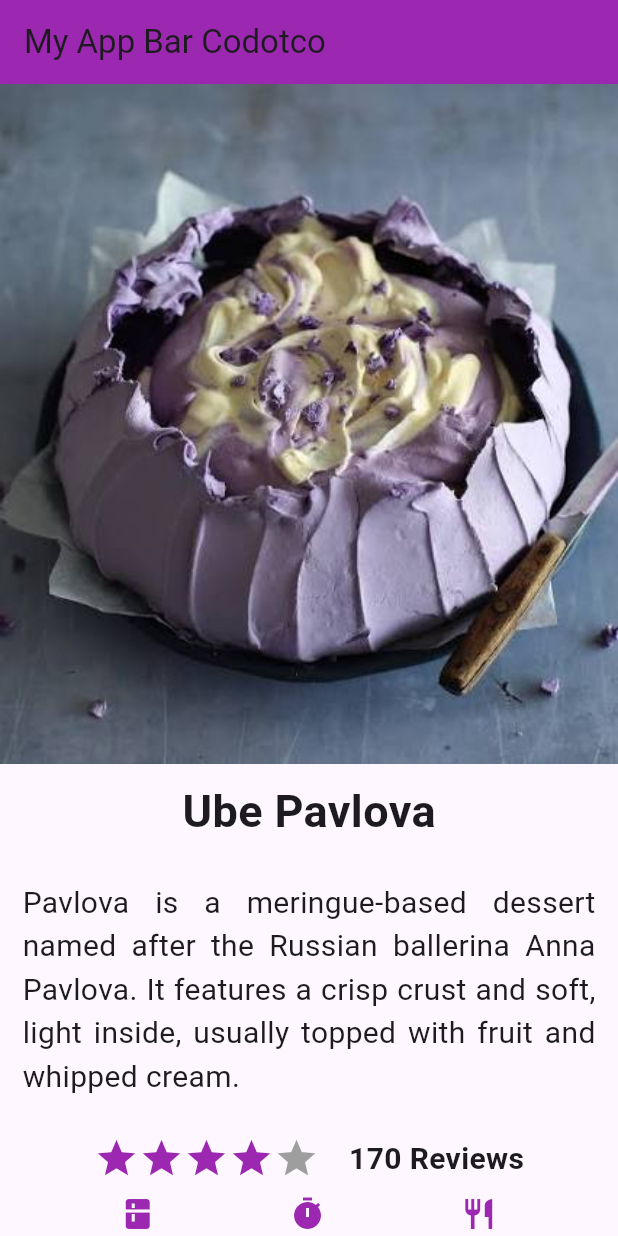
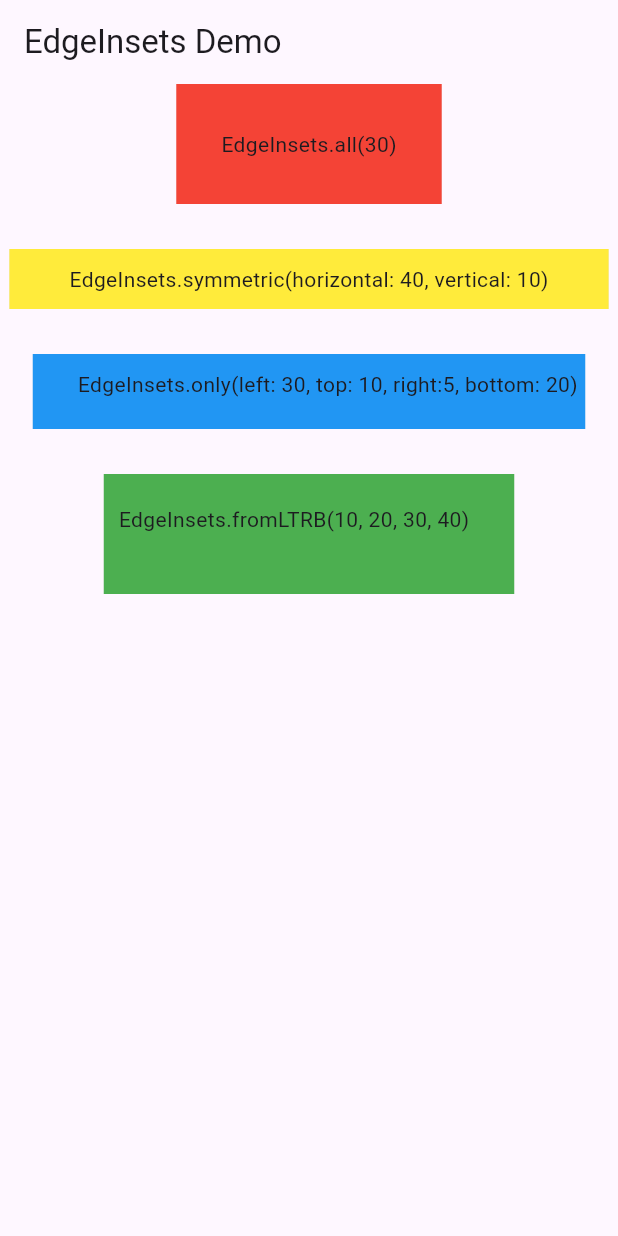
Before and after one commit to brycecodotco/CCE106-Flutter-Projects, a Flutter app: the screen it shows after launch, on a phone screen of 412 x 824 dp. Run offline on Flutter 3.47's test engine with Material 3 defaults, Android fonts, the phone set to English and light mode, and no system bars.

Commit message:
added edgeinset demo

```diff
--- /dev/null
+++ b/lib/edgeAct.dart
@@ -0,0 +1,62 @@
+import 'package:flutter/material.dart';
+
+class edgeAct extends StatelessWidget {
+  const edgeAct({super.key});
+
+  @override
+  Widget build(BuildContext context) {
+    return Scaffold(
+      appBar: AppBar(
+        title: Text('EdgeInsets Demo'),
+      ),
+      body: Center(
+        child: Column (
+          children: [
+            //EdgeInsets.all(30)
+            Container(
+              color: Colors.grey[300],
+              child: Container(
+                padding: EdgeInsets.all(30),
+                color: Colors.red,
+                child: Text('EdgeInsets.all(30)'),
+              ),
+            ),
+            const SizedBox(height:30),
+
+            //EdgeInsets.symmetric(horizontal: 30)
+            Container(
+              color: Colors.grey[300],
+              child: Container(
+                padding: EdgeInsets.symmetric(horizontal: 40, vertical: 10),
+                color: Colors.yellow,
+                child: Text('EdgeInsets.symmetric(horizontal: 40, vertical: 10)'),
+              ),
+            ),
+
+            const SizedBox(height:30),
+            //EdgeInsets.only(left: 30, top: 10, right:5, bottom: 20)
+            Container(
+              color: Colors.grey[300],
+              child: Container(
+                padding: EdgeInsets.only(left: 30, top: 10, right:5, bottom: 20),
+                color: Colors.blue,
+                child: Text('EdgeInsets.only(left: 30, top: 10, right:5, bottom: 20)'),
+              ),
+            ),
+
+            const SizedBox(height:30),
+            //EdgeInsets.LTRB()
+            Container(
+              color: Colors.grey[300],
+              child: Container(
+                padding: EdgeInsets.fromLTRB(10, 20, 30, 40),
+                color: Colors.green,
+                child: Text('EdgeInsets.fromLTRB(10, 20, 30, 40)'),
+              ),
+            ),
+          ],
+        ),
+      )
+    );
+  }
+}
--- a/lib/main.dart
+++ b/lib/main.dart
@@ -1,4 +1,5 @@
 import 'package:flutter/material.dart';
+import 'package:labtasks/edgeAct.dart';
 import 'pavlova.dart';
 
 void main() {
@@ -12,7 +13,7 @@
   Widget build(BuildContext context) {
     return const MaterialApp(
       debugShowCheckedModeBanner: false,
-      home: Pavlova(),
+      home: edgeAct(),
     );
   }
 }
```
